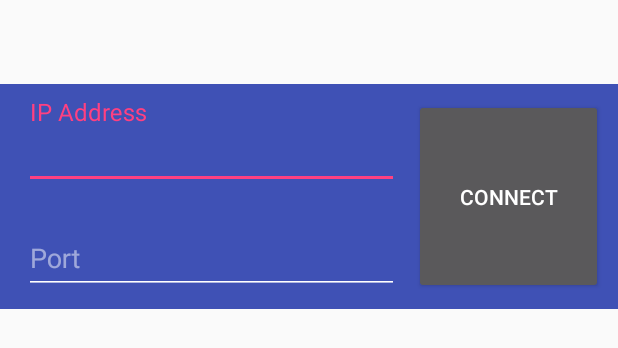
After one commit to mu-777/SensorDataSender, an Android app: the layout activity_home.xml on its own in the app's theme, with its tools: preview values and no code run, on a phone screen of 412 x 824 dp. The commit adds this screen. Shown: the top 348 px of the screen. Run offline under Robolectric (Android 15) with nearby library versions, the phone set to English and light mode, and no system bars.

Commit message:
finish to impl ws

```diff
--- a/app/build.gradle
+++ b/app/build.gradle
@@ -25,4 +25,5 @@ dependencies {
     compile 'com.android.support:appcompat-v7:24.1.1'
     compile 'com.neovisionaries:nv-websocket-client:1.26'
     compile "com.android.support:cardview-v7:+"
+    compile 'com.android.support:design:24.2.1'
 }
--- /dev/null
+++ b/app/src/main/res/layout/activity_home.xml
@@ -0,0 +1,112 @@
+<?xml version="1.0" encoding="utf-8"?>
+<android.support.design.widget.CoordinatorLayout xmlns:android="http://schemas.android.com/apk/res/android"
+    xmlns:app="http://schemas.android.com/apk/res-auto"
+    xmlns:tools="http://schemas.android.com/tools"
+    android:id="@+id/coordinator_layout"
+    android:layout_width="match_parent"
+    android:layout_height="match_parent"
+    android:fitsSystemWindows="true"
+    tools:context="com.a777.mu.sensordatasender.view.HomeActivity">
+
+
+    <android.support.design.widget.AppBarLayout
+        android:id="@+id/appbar"
+        android:layout_width="match_parent"
+        android:layout_height="wrap_content">
+
+        <android.support.design.widget.CollapsingToolbarLayout
+            android:id="@+id/collapsing_tool_bar_layout"
+            android:layout_width="match_parent"
+            android:layout_height="wrap_content"
+            app:elevation="0dp"
+            app:expandedTitleTextAppearance="@style/Widget.AppCompat.ActionBar.TabText"
+            app:layout_scrollFlags="scroll|enterAlways"
+            app:statusBarScrim="?attr/colorAccent">
+
+        </android.support.design.widget.CollapsingToolbarLayout>
+
+        <android.support.v7.widget.Toolbar
+            android:id="@+id/toolbar_2"
+            android:layout_width="match_parent"
+            android:layout_height="wrap_content"
+            android:background="@color/colorPrimary"
+            android:minHeight="?attr/actionBarSize"
+            android:theme="@style/ThemeOverlay.AppCompat.Dark.ActionBar"
+            app:elevation="0dp"
+            app:layout_collapseMode="none"
+            app:layout_scrollFlags="scroll|exitUntilCollapsed"
+            app:popupTheme="@style/ThemeOverlay.AppCompat.Light">
+
+            <LinearLayout
+                android:layout_width="match_parent"
+                android:layout_height="wrap_content"
+                android:orientation="horizontal">
+                <!--android:paddingBottom="56dp"-->
+                <!--android:paddingLeft="32dp"-->
+                <!--android:paddingRight="16dp"-->
+                <!--android:paddingTop="16dp">-->
+
+                <LinearLayout
+                    android:orientation="vertical"
+                    android:layout_width="wrap_content"
+                    android:layout_height="match_parent"
+                    android:layout_gravity="center_vertical"
+                    android:layout_weight="1">
+
+                    <android.support.design.widget.TextInputLayout
+                        android:id="@+id/lNameLayout"
+                        android:layout_width="match_parent"
+                        android:layout_height="wrap_content"
+                        android:layout_below="@+id/fNameLayout"
+                        android:layout_marginTop="10dp"
+                        app:hintTextAppearance="@style/TextAppearence.App.TextInputLayout">
+
+                        <EditText
+                            android:id="@+id/txt_ip"
+                            android:layout_width="match_parent"
+                            android:layout_height="wrap_content"
+                            android:hint="IP Address"/>
+                    </android.support.design.widget.TextInputLayout>
+
+                    <android.support.design.widget.TextInputLayout
+                        android:id="@+id/lNameLayout2"
+                        android:layout_width="match_parent"
+                        android:layout_height="wrap_content"
+                        android:layout_below="@+id/fNameLayout"
+                        android:layout_marginBottom="10dp"
+                        android:layout_marginTop="10dp"
+                        app:hintTextAppearance="@style/TextAppearence.App.TextInputLayout">
+
+                        <EditText
+                            android:id="@+id/txt_port"
+                            android:layout_width="match_parent"
+                            android:layout_height="wrap_content"
+                            android:ems="10"
+                            android:hint="Port" />
+                    </android.support.design.widget.TextInputLayout>
+
+                </LinearLayout>
+
+                <LinearLayout
+                    android:orientation="vertical"
+                    android:layout_width="wrap_content"
+                    android:layout_height="match_parent"
+                    android:layout_weight="1">
+
+                    <Button
+                        android:layout_width="match_parent"
+                        android:layout_height="wrap_content"
+                        android:text="CONNECT"
+                        android:id="@+id/btn_connect"
+                        android:layout_gravity="center"
+                        android:layout_margin="10dp"
+                        android:layout_weight="1" />
+                </LinearLayout>
+
+
+            </LinearLayout>
+        </android.support.v7.widget.Toolbar>
+
+    </android.support.design.widget.AppBarLayout>
+
+</android.support.design.widget.CoordinatorLayout>
--- a/app/src/main/res/values/styles.xml
+++ b/app/src/main/res/values/styles.xml
@@ -6,6 +6,11 @@
         <item name="colorPrimary">@color/colorPrimary</item>
         <item name="colorPrimaryDark">@color/colorPrimaryDark</item>
         <item name="colorAccent">@color/colorAccent</item>
+        <item name="colorControlNormal">#FFF</item>
+    </style>
+
+    <style name="TextAppearence.App.TextInputLayout" parent="@android:style/TextAppearance">
+        <item name="android:textColor">@color/colorAccent</item>
     </style>
 
 </resources>
```
Also changed, not shown: app/src/main/AndroidManifest.xml (+9 -6 lines), app/src/main/java/com/a777/mu/sensordatasender/contract/SensorDetailContract.java (added, +22 -0 lines), app/src/main/java/com/a777/mu/sensordatasender/contract/SensorListContract.java (added, +16 -0 lines), app/src/main/java/com/a777/mu/sensordatasender/contract/WebSocketContract.java (added, +27 -0 lines), app/src/main/java/com/a777/mu/sensordatasender/model/WebSocketService.java (added, +115 -0 lines), app/src/main/java/com/a777/mu/sensordatasender/presenter/WebSocketPresenter.java (added, +92 -0 lines), app/src/main/java/com/a777/mu/sensordatasender/view/HomeActivity.java (added, +59 -0 lines).
